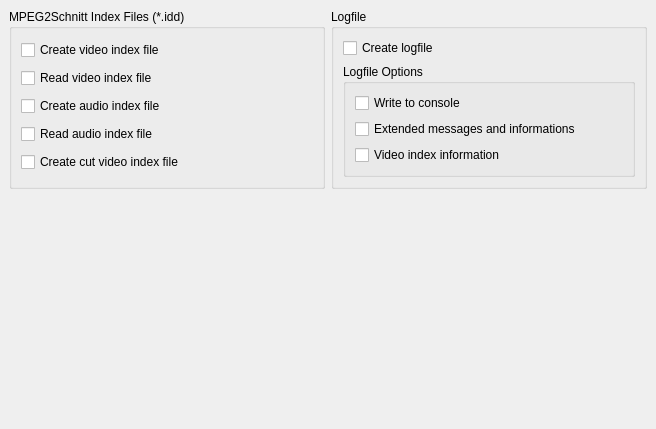
Above: ui/ttcutsettingsfiles.ui from MINIXJR/TTCut-ng before the change. Below: the same form after it.
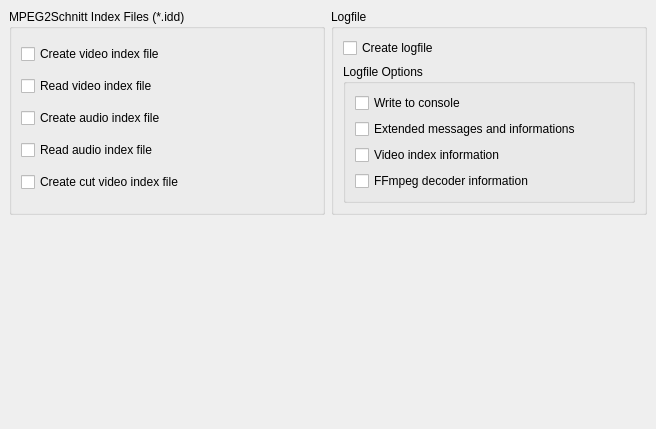
That is the form after the change.

Commit message: Gate FFmpeg decoder traces behind logFFmpegDecoder TTSettings flag

Patch:
```diff
--- a/ui/ttcutsettingsfiles.ui
+++ b/ui/ttcutsettingsfiles.ui
@@ -158,6 +158,13 @@
            </property>
           </widget>
          </item>
+         <item row="3" column="0" >
+          <widget class="QCheckBox" name="cbLogPlusFFmpegDecoder" >
+           <property name="text" >
+            <string>FFmpeg decoder information</string>
+           </property>
+          </widget>
+         </item>
          <item row="1" column="0" >
           <widget class="QCheckBox" name="cbLogExtended" >
            <property name="text" >
```
The commit also changes 4 other files.
